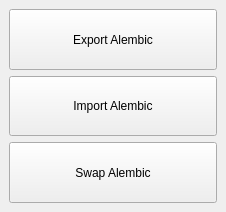
This is Tapp/Maya/lighting/resources/lighting_gui.ui in bumpybox/Tapp as Qt 5 draws it before an edit. The edited form follows.
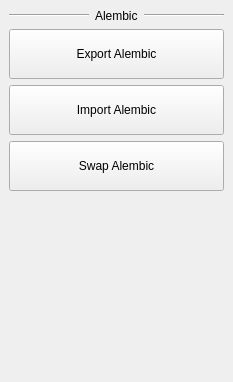
This is the edited form.

Commit message:
tapp window
merged everything into one sidedock

```diff
--- a/Tapp/Maya/lighting/resources/lighting_gui.ui
+++ b/Tapp/Maya/lighting/resources/lighting_gui.ui
@@ -6,8 +6,8 @@
    <rect>
     <x>0</x>
     <y>0</y>
-    <width>226</width>
-    <height>212</height>
+    <width>233</width>
+    <height>382</height>
    </rect>
   </property>
   <property name="windowTitle">
@@ -15,14 +15,60 @@
   </property>
   <widget class="QWidget" name="centralwidget">
    <layout class="QVBoxLayout" name="verticalLayout">
+    <item>
+     <layout class="QHBoxLayout" name="horizontalLayout_5">
+      <item>
+       <widget class="Line" name="line">
+        <property name="sizePolicy">
+         <sizepolicy hsizetype="Expanding" vsizetype="Fixed">
+          <horstretch>0</horstretch>
+          <verstretch>0</verstretch>
+         </sizepolicy>
+        </property>
+        <property name="orientation">
+         <enum>Qt::Horizontal</enum>
+        </property>
+       </widget>
+      </item>
+      <item>
+       <widget class="QLabel" name="label">
+        <property name="text">
+         <string>Alembic</string>
+        </property>
+        <property name="scaledContents">
+         <bool>false</bool>
+        </property>
+       </widget>
+      </item>
+      <item>
+       <widget class="Line" name="line_2">
+        <property name="sizePolicy">
+         <sizepolicy hsizetype="Expanding" vsizetype="Fixed">
+          <horstretch>0</horstretch>
+          <verstretch>0</verstretch>
+         </sizepolicy>
+        </property>
+        <property name="orientation">
+         <enum>Qt::Horizontal</enum>
+        </property>
+       </widget>
+      </item>
+     </layout>
+    </item>
     <item>
      <widget class="QPushButton" name="exportAlembic_pushButton">
       <property name="sizePolicy">
-       <sizepolicy hsizetype="Expanding" vsizetype="Expanding">
+       <sizepolicy hsizetype="Expanding" vsizetype="Preferred">
         <horstretch>0</horstretch>
         <verstretch>0</verstretch>
        </sizepolicy>
       </property>
+      <property name="minimumSize">
+       <size>
+        <width>0</width>
+        <height>50</height>
+       </size>
+      </property>
       <property name="text">
        <string>Export Alembic</string>
       </property>
@@ -31,11 +77,17 @@
     <item>
      <widget class="QPushButton" name="importAlembic_pushButton">
       <property name="sizePolicy">
-       <sizepolicy hsizetype="Expanding" vsizetype="Expanding">
+       <sizepolicy hsizetype="Expanding" vsizetype="Preferred">
         <horstretch>0</horstretch>
         <verstretch>0</verstretch>
        </sizepolicy>
       </property>
+      <property name="minimumSize">
+       <size>
+        <width>0</width>
+        <height>50</height>
+       </size>
+      </property>
       <property name="text">
        <string>Import Alembic</string>
       </property>
@@ -44,16 +96,35 @@
     <item>
      <widget class="QPushButton" name="swapAlembic_pushButton">
       <property name="sizePolicy">
-       <sizepolicy hsizetype="Expanding" vsizetype="Expanding">
+       <sizepolicy hsizetype="Expanding" vsizetype="Preferred">
         <horstretch>0</horstretch>
         <verstretch>0</verstretch>
        </sizepolicy>
       </property>
+      <property name="minimumSize">
+       <size>
+        <width>0</width>
+        <height>50</height>
+       </size>
+      </property>
       <property name="text">
        <string>Swap Alembic</string>
       </property>
      </widget>
     </item>
+    <item>
+     <spacer name="verticalSpacer">
+      <property name="orientation">
+       <enum>Qt::Vertical</enum>
+      </property>
+      <property name="sizeHint" stdset="0">
+       <size>
+        <width>20</width>
+        <height>40</height>
+       </size>
+      </property>
+     </spacer>
+    </item>
    </layout>
   </widget>
  </widget>
```
The commit also changes 7 other files.
